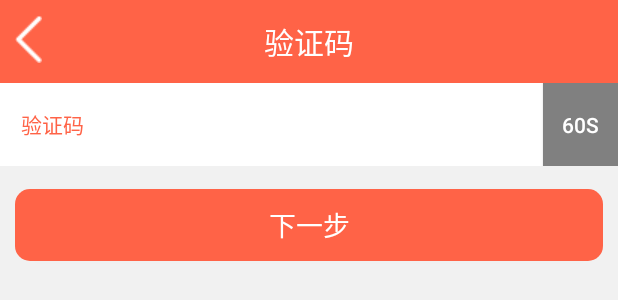
After one commit to wjianhang/Test1, an Android app: the layout zhuce2.xml on its own in the app's theme, with its tools: preview values and no code run, on a phone screen of 412 x 824 dp. The commit adds this screen. Shown: the top 300 px of the screen. Run offline under Robolectric (Android 15) with nearby library versions, the phone set to English and light mode, and no system bars.

Commit message:
注册2注册3

```diff
--- a/app/src/main/res/drawable/btn_selector.xml
+++ b/app/src/main/res/drawable/btn_selector.xml
@@ -6,7 +6,7 @@
             <solid android:color="@color/tomato"></solid>
             <!-- 设置按钮的四个角为弧形 -->
             <!-- android:radius 弧形的半径 -->
-            <corners android:radius="15dip" />
+            <corners android:radius="10dip" />
             <!-- padding：Button里面的文字与Button边界的间隔 -->
             <padding android:bottom="2dp" android:left="2dp" android:right="2dp" android:top="2dp" />
         </shape>
--- a/app/src/main/res/layout/fragment_mine.xml
+++ b/app/src/main/res/layout/fragment_mine.xml
@@ -28,7 +28,7 @@
     <Button
         android:id="@+id/btn_login"
         android:layout_gravity="center"
-        android:background="@drawable/orange_se"
+        android:background="@drawable/btn_selector"
         android:textColor="@color/white"
         android:text="登录"
         android:layout_width="wrap_content"
@@ -36,9 +36,9 @@
         android:layout_height="wrap_content" />
     <Button
         android:layout_gravity="center"
-        android:id="@+id/btn_Register"
+        android:id="@+id/btn_test2"
         android:textColor="@color/white"
-        android:background="@drawable/orange_se"
+        android:background="@drawable/btn_selector"
         android:layout_marginTop="10dp"
         android:layout_width="wrap_content"
         android:layout_height="wrap_content"
--- a/app/src/main/res/layout/login_page.xml
+++ b/app/src/main/res/layout/login_page.xml
@@ -29,6 +29,7 @@
                 android:textColor="@color/white"
                 android:gravity="center"
                 android:text="登   录"
+                android:textSize="20sp"
                  />
 
         </LinearLayout>
@@ -110,11 +111,13 @@
             android:orientation="vertical">
 
             <Button
+                android:layout_marginLeft="10dp"
+                android:layout_marginRight="10dp"
                 android:id="@+id/denglu"
                 android:layout_width="match_parent"
                 android:layout_height="50dp"
                 android:layout_gravity="center_horizontal"
-                android:background="@drawable/orange_se"
+                android:background="@drawable/btn_selector"
                 android:text="立 即 登 录"
                 android:textColor="@android:color/white"
                  />
--- /dev/null
+++ b/app/src/main/res/layout/zhuce2.xml
@@ -0,0 +1,75 @@
+<?xml version="1.0" encoding="utf-8"?>
+<LinearLayout xmlns:android="http://schemas.android.com/apk/res/android"
+    android:layout_width="match_parent"
+    android:layout_height="match_parent"
+    android:orientation="vertical"
+    android:background="#50DCDCDC">
+
+    <RelativeLayout
+        android:layout_width="match_parent"
+        android:layout_height="55dp"
+        android:background="@color/tomato"
+        android:padding="10dp">
+
+        <ImageView
+            android:src="@drawable/back"
+            android:layout_width="wrap_content"
+            android:layout_height="wrap_content" />
+        <TextView
+            android:gravity="center_horizontal|center_vertical"
+            android:layout_width="match_parent"
+            android:layout_height="match_parent"
+            android:text="验证码"
+            android:textColor="@color/white"
+            android:textSize="20sp" />
+    </RelativeLayout>
+
+
+
+
+
+    <LinearLayout
+        android:background="@color/white"
+        android:layout_width="match_parent"
+        android:orientation="horizontal"
+        android:layout_height="55dp">
+
+        <TextView
+            android:layout_width="70dp"
+            android:layout_height="match_parent"
+            android:layout_gravity="left"
+            android:gravity="center_horizontal|center_vertical"
+            android:text="验证码"
+            android:textColor="@color/tomato" />
+
+        <EditText
+            android:paddingLeft="15dp"
+            android:background="@null"
+            android:layout_width="wrap_content"
+            android:layout_weight="1"
+            android:layout_height="match_parent"
+            />
+        <Button
+            android:layout_width="50dp"
+            android:layout_height="match_parent"
+            android:background="@color/gray"
+            android:text="60s"
+            android:textColor="@color/white"
+            />
+
+    </LinearLayout>
+
+    <Button
+        android:id="@+id/button1"
+        android:layout_width="match_parent"
+        android:layout_height="wrap_content"
+        android:layout_marginLeft="10dp"
+        android:layout_marginRight="10dp"
+        android:layout_marginTop="15dp"
+        android:background="@drawable/btn_selector"
+        android:text="下一步"
+        android:textColor="@color/white"
+        android:textSize="18sp" />
+
+
+</LinearLayout>
```
Also changed, not shown: app/src/main/res/layout/zhuce3.xml (added, +93 -0 lines).
